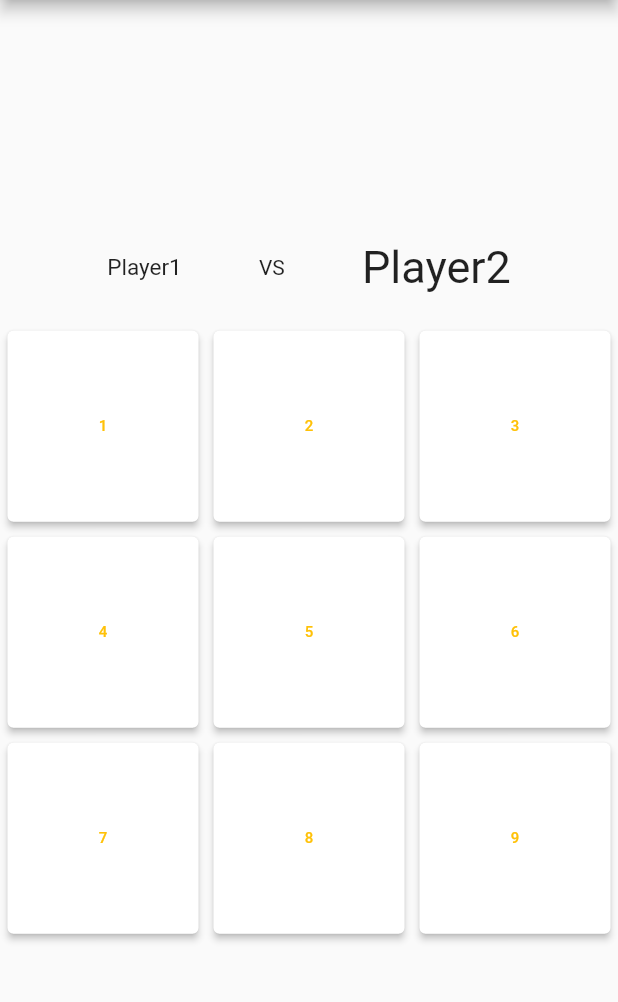
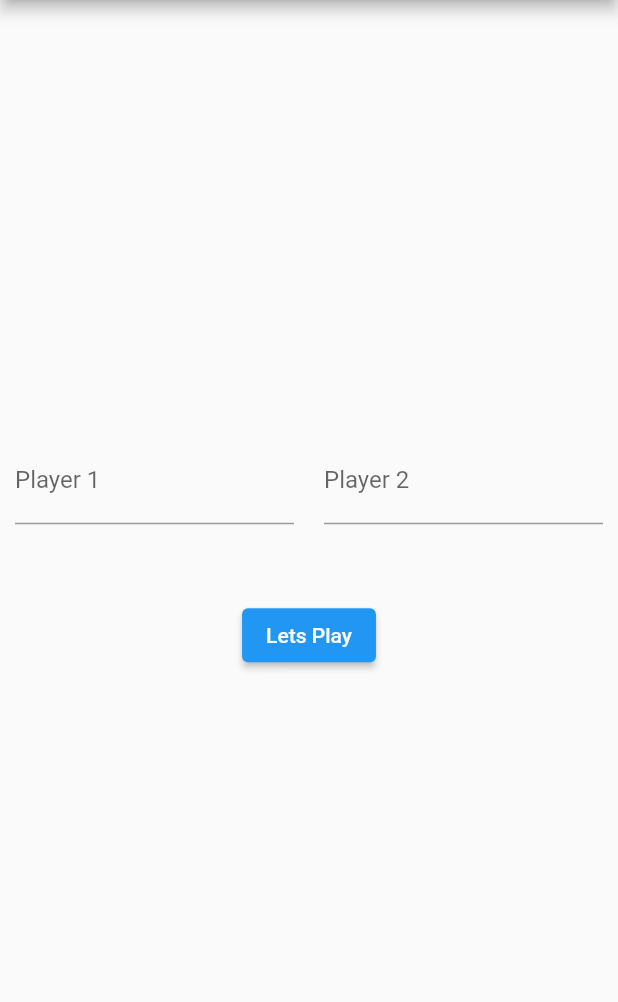
Before and after one commit to dangan114/tictactoe, a Flutter app: the screen it shows after launch, on a phone screen of 412 x 824 dp, the part 84-1086 px from its top. Run offline on Flutter 3.47's test engine with Material 2 defaults, Android fonts, the phone set to English and light mode, and no system bars.

```diff
--- a/lib/move.dart
+++ b/lib/components/move.dart
@@ -1,6 +1,6 @@
 import 'package:flutter/cupertino.dart';
 import 'package:flutter/material.dart';
-import 'package:project/player.dart';
+import 'package:project/models/player.dart';
 
 class Move extends StatefulWidget {
   int position;
--- /dev/null
+++ b/lib/components/player.dart
@@ -0,0 +1,89 @@
+import 'package:flutter/cupertino.dart';
+import 'package:flutter/material.dart';
+import 'package:project/components/home.dart';
+
+class Player extends StatefulWidget {
+  Player({Key? key});
+
+  _PlayerState createState() => _PlayerState();
+}
+
+class _PlayerState extends State<Player> {
+  final player1TextController = TextEditingController();
+  final player2TextController = TextEditingController();
+
+  String player1Name = "Player 1";
+  String player2Name = "Player 2";
+
+  @override
+  void dispose() {
+    super.dispose();
+    player1TextController.dispose();
+    player2TextController.dispose();
+  }
+
+  @override
+  Widget build(BuildContext context) {
+    return new Scaffold(
+        appBar: AppBar(
+          title: Text('TicTacToe'),
+          automaticallyImplyLeading: false,
+        ),
+        body: Center(
+            child: SingleChildScrollView(
+                child: Column(
+                    mainAxisAlignment: MainAxisAlignment.spaceEvenly,
+                    mainAxisSize: MainAxisSize.min,
+                    children: <Widget>[
+              Flexible(
+                child: Row(
+                  mainAxisAlignment: MainAxisAlignment.spaceBetween,
+                  children: [
+                    Expanded(
+                        flex: 1,
+                        child: Padding(
+                            padding: EdgeInsets.all(10),
+                            child: TextFormField(
+                                decoration: InputDecoration(
+                                    border: UnderlineInputBorder(),
+                                    labelText: "Player 1"),
+                                controller: player1TextController,
+                                onChanged: (text) {
+                                  setState(() {
+                                    player1Name = text;
+                                  });
+                                }))),
+                    Expanded(
+                        flex: 1,
+                        child: Padding(
+                            padding: EdgeInsets.all(10),
+                            child: TextFormField(
+                                decoration: InputDecoration(
+                                    border: UnderlineInputBorder(),
+                                    labelText: "Player 2"),
+                                controller: player2TextController,
+                                onChanged: (text) {
+                                  setState(() {
+                                    player2Name = text;
+                                  });
+                                }))),
+                  ],
+                ),
+              ),
+              Flexible(
+                  child: Padding(
+                      padding: EdgeInsets.all(40),
+                      child: ElevatedButton(
+                          onPressed: () {
+                            Navigator.push(
+                              context,
+                              MaterialPageRoute(
+                                  builder: (context) => MyHomePage(
+                                      player1: player1Name,
+                                      player2: player2Name)),
+                            );
+                          },
+                          child: Text('Lets Play'))))
+            ]))));
+  }
+}
--- a/lib/main.dart
+++ b/lib/main.dart
@@ -1,5 +1,6 @@
 import 'package:flutter/material.dart';
-import 'home.dart';
+import 'package:project/components/home.dart';
+import 'package:project/components/player.dart';
 
 void main() {
   runApp(MyApp());
@@ -10,6 +11,7 @@ class MyApp extends StatelessWidget {
   @override
   Widget build(BuildContext context) {
     return MaterialApp(
+        debugShowCheckedModeBanner: false,
         title: 'Flutter Demo',
         theme: ThemeData(
           // This is the theme of your application.
@@ -23,7 +25,6 @@ class MyApp extends StatelessWidget {
           // is not restarted.
           primarySwatch: Colors.blue,
         ),
-      home: MyHomePage(title: 'TicTacToe'),
-    );
+        home: Player());
   }
 }
```
Also changed, not shown: lib/components/home.dart (renamed from lib/home.dart, +31 -23 lines), lib/components/winner.dart (added, +58 -0 lines), lib/winner.dart (deleted, +0 -37 lines), lib/models/player.dart (renamed from lib/player.dart). Lines whose indentation alone changed are shown as unchanged.
